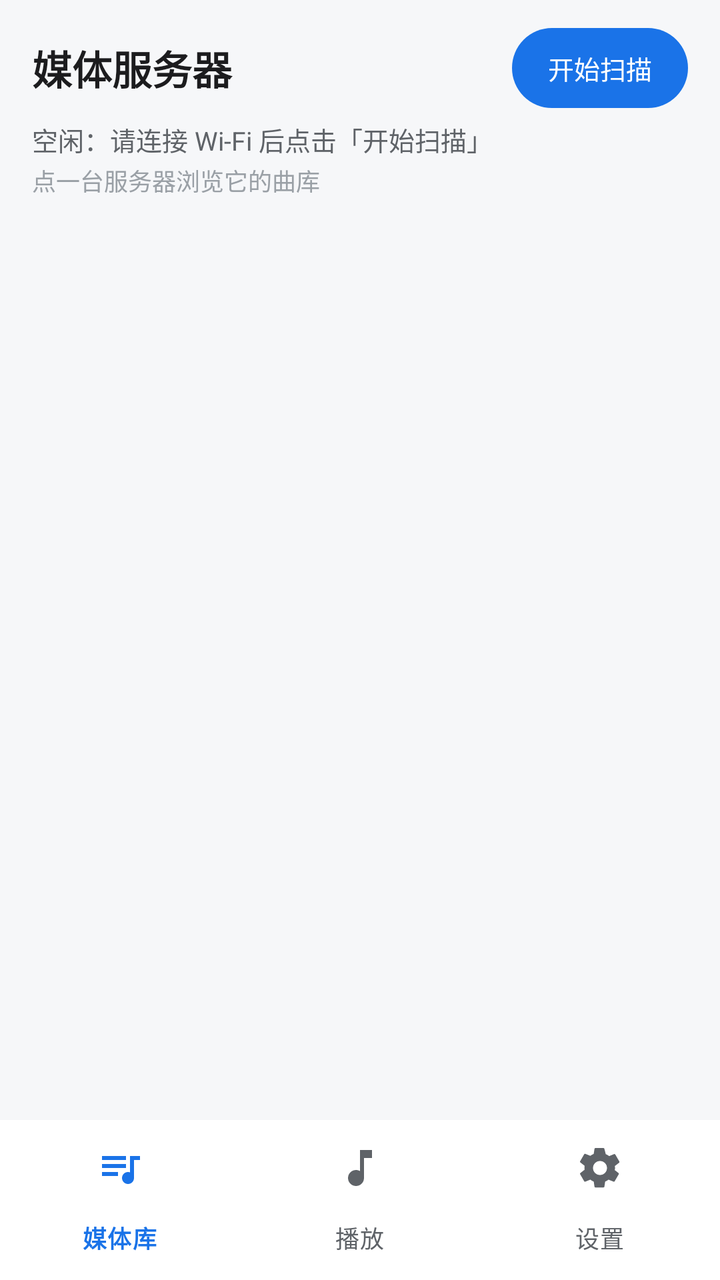
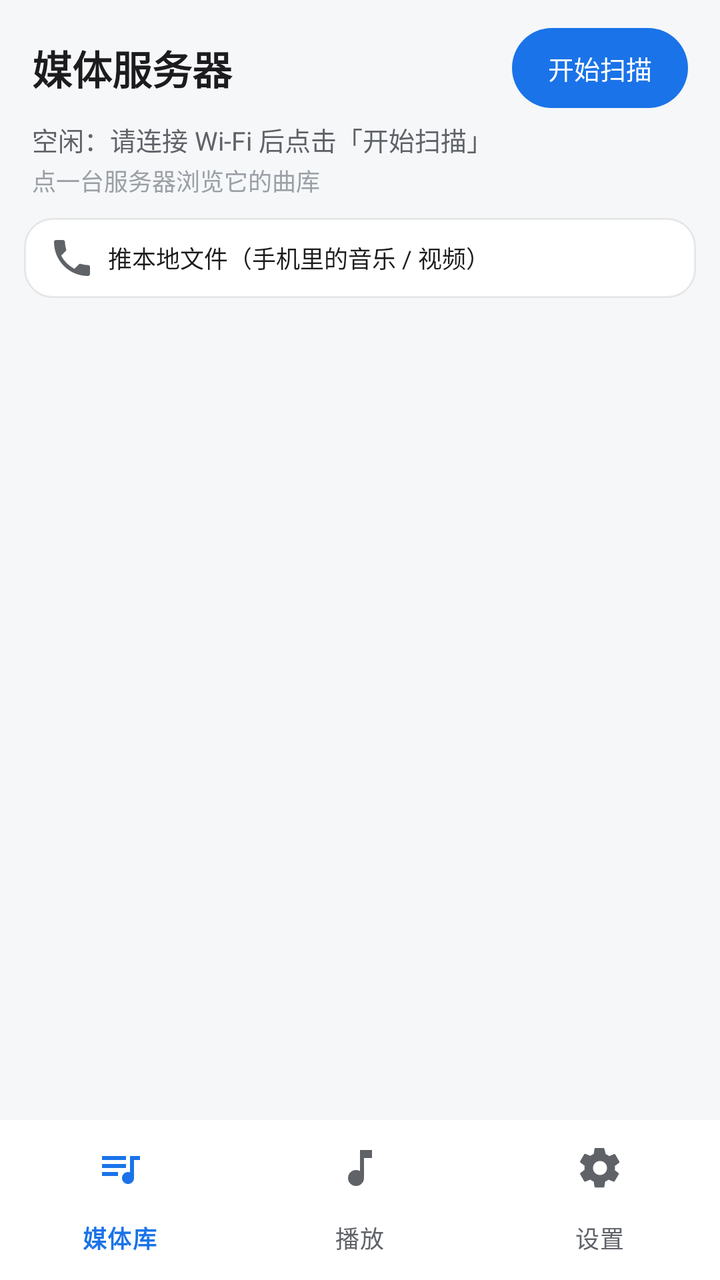

Compare the two renders of this Android layout. The source of the first and the diff that turns it into the second are given below.
<!-- AndroidManifest.xml: application theme Theme.MyUPNP -->
<!-- res/layout/activity_main.xml -->
<?xml version="1.0" encoding="utf-8"?>
<LinearLayout xmlns:android="http://schemas.android.com/apk/res/android"
    xmlns:app="http://schemas.android.com/apk/res-auto"
    xmlns:tools="http://schemas.android.com/tools"
    android:id="@+id/main"
    android:layout_width="match_parent"
    android:layout_height="match_parent"
    android:background="@color/window_bg"
    android:orientation="vertical"
    tools:context=".MainActivity">

    
    <FrameLayout
        android:id="@+id/contentHost"
        android:layout_width="match_parent"
        android:layout_height="0dp"
        android:layout_weight="1">

        
        <LinearLayout
            android:id="@+id/pageLibrary"
            android:layout_width="match_parent"
            android:layout_height="match_parent"
            android:orientation="vertical">

            
            <LinearLayout
                android:layout_width="match_parent"
                android:layout_height="wrap_content"
                android:layout_marginStart="16dp"
                android:layout_marginTop="14dp"
                android:layout_marginEnd="16dp"
                android:gravity="center_vertical"
                android:orientation="horizontal">

                <TextView
                    android:layout_width="0dp"
                    android:layout_height="wrap_content"
                    android:layout_weight="1"
                    android:text="@string/lib_title"
                    android:textColor="@color/text_primary"
                    android:textSize="20sp"
                    android:textStyle="bold" />

                <androidx.appcompat.widget.AppCompatButton
                    android:id="@+id/btnStart"
                    android:layout_width="wrap_content"
                    android:layout_height="40dp"
                    android:background="@drawable/bg_pill_primary"
                    android:minWidth="0dp"
                    android:paddingStart="18dp"
                    android:paddingEnd="18dp"
                    android:stateListAnimator="@null"
                    android:text="@string/btn_start"
                    android:textAllCaps="false"
                    android:textColor="@color/on_brand"
                    android:textSize="13sp" />

                <androidx.appcompat.widget.AppCompatButton
                    android:id="@+id/btnStop"
                    android:layout_width="wrap_content"
                    android:layout_height="40dp"
                    android:layout_marginStart="8dp"
                    android:background="@drawable/bg_pill_ghost"
                    android:minWidth="0dp"
                    android:paddingStart="18dp"
                    android:paddingEnd="18dp"
                    android:stateListAnimator="@null"
                    android:text="@string/btn_stop"
                    android:textAllCaps="false"
                    android:textColor="@color/text_primary"
                    android:textSize="13sp"
                    android:visibility="gone"
                    tools:visibility="visible" />
            </LinearLayout>

            
            <TextView
                android:id="@+id/tvStatus"
                android:layout_width="match_parent"
                android:layout_height="wrap_content"
                android:layout_marginHorizontal="16dp"
                android:layout_marginTop="6dp"
                android:text="@string/status_idle"
                android:textColor="@color/text_secondary"
                android:textSize="13sp" />

            <TextView
                android:layout_width="match_parent"
                android:layout_height="wrap_content"
                android:layout_marginHorizontal="16dp"
                android:layout_marginTop="2dp"
                android:text="@string/lib_subtitle"
                android:textColor="@color/text_faint"
                android:textSize="12sp" />

            
            <TextView
                android:id="@+id/tvQueueEntry"
                android:layout_width="match_parent"
                android:layout_height="wrap_content"
                android:layout_marginHorizontal="12dp"
                android:layout_marginTop="10dp"
                android:background="@drawable/bg_row_card"
                android:drawableStart="@drawable/ic_queue"
                android:drawablePadding="6dp"
                android:drawableTint="@color/text_secondary"
                android:gravity="center_vertical"
                android:paddingHorizontal="12dp"
                android:paddingVertical="8dp"
                android:text="播放队列"
                android:textColor="@color/text_primary"
                android:textSize="12sp"
                android:visibility="gone"
                tools:visibility="gone" />

            
            <TextView
                android:id="@+id/tvRecentEntry"
                android:layout_width="match_parent"
                android:layout_height="wrap_content"
                android:layout_marginHorizontal="12dp"
                android:layout_marginTop="8dp"
                android:background="@drawable/bg_row_card"
                android:drawableStart="@drawable/ic_history"
                android:drawablePadding="6dp"
                android:drawableTint="@color/text_secondary"
                android:gravity="center_vertical"
                android:paddingHorizontal="12dp"
                android:paddingVertical="8dp"
                android:text="最近播放"
                android:textColor="@color/text_primary"
                android:textSize="12sp"
                android:visibility="gone"
                tools:visibility="gone" />

            
            <FrameLayout
                android:layout_width="match_parent"
                android:layout_height="0dp"
                android:layout_marginHorizontal="12dp"
                android:layout_marginTop="6dp"
                android:layout_weight="1">

                <ListView
                    android:id="@+id/listLibrary"
                    android:layout_width="match_parent"
                    android:layout_height="match_parent"
                    android:clipToPadding="false"
                    android:divider="@null"
                    android:dividerHeight="0dp"
                    android:paddingBottom="8dp" />

                <TextView
                    android:id="@+id/tvLibEmpty"
                    android:layout_width="wrap_content"
                    android:layout_height="wrap_content"
                    android:layout_gravity="center"
                    android:gravity="center"
                    android:lineSpacingExtra="4dp"
                    android:text="@string/lib_empty"
                    android:textColor="@color/text_faint"
                    android:textSize="14sp"
                    android:visibility="gone"
                    tools:visibility="visible" />
            </FrameLayout>
        </LinearLayout>

        
        <FrameLayout
            android:id="@+id/pagePlay"
            android:layout_width="match_parent"
            android:layout_height="match_parent"
            android:visibility="gone"
            tools:visibility="visible">

            
            <ImageView
                android:id="@+id/imgGlow"
                android:layout_width="match_parent"
                android:layout_height="match_parent"
                android:alpha="0.16"
                android:contentDescription="@null"
                android:scaleType="centerCrop"
                android:visibility="gone"
                tools:visibility="gone" />

            
            <LinearLayout
                android:id="@+id/nowPlayingBar"
                android:layout_width="match_parent"
                android:layout_height="match_parent"
                android:gravity="center_horizontal"
                android:orientation="vertical"
                android:paddingHorizontal="28dp"
                android:visibility="gone"
                tools:visibility="visible">

                <ImageView
                    android:id="@+id/imgNowArt"
                    android:layout_width="240dp"
                    android:layout_height="240dp"
                    android:layout_marginTop="20dp"
                    android:background="@drawable/bg_art_round"
                    android:clipToOutline="true"
                    android:contentDescription="专辑封面"
                    android:outlineProvider="background"
                    android:scaleType="centerCrop"
                    android:visibility="gone"
                    tools:visibility="visible" />

                <TextView
                    android:id="@+id/tvNowTitle"
                    android:layout_width="match_parent"
                    android:layout_height="wrap_content"
                    android:layout_marginTop="18dp"
                    android:ellipsize="marquee"
                    android:gravity="center"
                    android:maxLines="1"
                    android:text="@string/now_playing_hint"
                    android:textColor="@color/text_primary"
                    android:textSize="20sp"
                    android:textStyle="bold" />

                <TextView
                    android:id="@+id/tvNowMeta"
                    android:layout_width="match_parent"
                    android:layout_height="wrap_content"
                    android:layout_marginTop="4dp"
                    android:ellipsize="end"
                    android:gravity="center"
                    android:maxLines="1"
                    android:textColor="@color/text_secondary"
                    android:textSize="14sp"
                    android:visibility="gone"
                    tools:visibility="visible" />

                <TextView
                    android:id="@+id/tvNowDevice"
                    android:layout_width="wrap_content"
                    android:layout_height="wrap_content"
                    android:layout_marginTop="2dp"
                    android:textColor="@color/text_faint"
                    android:textSize="12sp" />

                
                <LinearLayout
                    android:layout_width="match_parent"
                    android:layout_height="wrap_content"
                    android:layout_marginTop="10dp"
                    android:gravity="center_vertical"
                    android:orientation="horizontal">

                    <TextView
                        android:id="@+id/tvNowTime"
                        android:layout_width="wrap_content"
                        android:layout_height="wrap_content"
                        android:minWidth="38dp"
                        android:gravity="center"
                        android:text="0:00"
                        android:textColor="@color/text_secondary"
                        android:textSize="12sp" />

                    <SeekBar
                        android:id="@+id/seekNow"
                        android:layout_width="0dp"
                        android:layout_height="wrap_content"
                        android:layout_weight="1"
                        android:max="1000"
                        android:progressTint="@color/brand"
                        android:thumbTint="@color/brand" />

                    <TextView
                        android:id="@+id/tvNowDuration"
                        android:layout_width="wrap_content"
                        android:layout_height="wrap_content"
                        android:minWidth="38dp"
                        android:gravity="center"
                        android:text="0:00"
                        android:textColor="@color/text_secondary"
                        android:textSize="12sp" />
                </LinearLayout>

                
                <LinearLayout
                    android:id="@+id/volRow"
                    android:layout_width="match_parent"
                    android:layout_height="wrap_content"
                    android:layout_marginTop="2dp"
                    android:gravity="center_vertical"
                    android:orientation="horizontal"
                    android:visibility="gone"
                    tools:visibility="visible">

                    <ImageView
                        android:layout_width="18dp"
                        android:layout_height="18dp"
                        android:contentDescription="@null"
                        android:src="@drawable/ic_vol_down"
                        android:tint="@color/text_secondary" />

                    <SeekBar
                        android:id="@+id/seekVol"
                        android:layout_width="0dp"
                        android:layout_height="wrap_content"
                        android:layout_marginHorizontal="4dp"
                        android:layout_weight="1"
                        android:max="100"
                        android:progressTint="@color/brand"
                        android:thumbTint="@color/brand" />

                    <TextView
                        android:id="@+id/tvNowVolume"
                        android:layout_width="wrap_content"
                        android:layout_height="wrap_content"
                        android:gravity="center_vertical"
                        android:minWidth="26dp"
                        android:text="--"
                        android:textColor="@color/text_secondary"
                        android:textSize="12sp" />
                </LinearLayout>

                
                <LinearLayout
                    android:layout_width="match_parent"
                    android:layout_height="wrap_content"
                    android:layout_marginTop="6dp"
                    android:gravity="center_vertical"
                    android:orientation="horizontal">

                    <Space
                        android:layout_width="0dp"
                        android:layout_height="1dp"
                        android:layout_weight="1" />

                    <ImageButton
                        android:id="@+id/btnNowPrev"
                        android:layout_width="48dp"
                        android:layout_height="48dp"
                        android:background="?android:attr/selectableItemBackgroundBorderless"
                        android:contentDescription="上一首"
                        android:src="@drawable/ic_prev"
                        android:tint="@color/text_primary" />

                    <ImageButton
                        android:id="@+id/btnNowPlayPause"
                        android:layout_width="64dp"
                        android:layout_height="64dp"
                        android:layout_marginHorizontal="16dp"
                        android:background="@drawable/bg_circle_brand"
                        android:contentDescription="播放/暂停"
                        android:src="@drawable/ic_play"
                        android:tint="@color/on_brand" />

                    <ImageButton
                        android:id="@+id/btnNowNext"
                        android:layout_width="48dp"
                        android:layout_height="48dp"
                        android:background="?android:attr/selectableItemBackgroundBorderless"
                        android:contentDescription="下一首"
                        android:src="@drawable/ic_next"
                        android:tint="@color/text_primary" />

                    <Space
                        android:layout_width="0dp"
                        android:layout_height="1dp"
                        android:layout_weight="1" />
                </LinearLayout>

                
                <LinearLayout
                    android:layout_width="wrap_content"
                    android:layout_height="wrap_content"
                    android:layout_marginTop="6dp"
                    android:gravity="center_vertical"
                    android:orientation="horizontal">

                    <TextView
                        android:id="@+id/tvNowQueue"
                        android:layout_width="wrap_content"
                        android:layout_height="wrap_content"
                        android:background="@drawable/bg_pill_ghost"
                        android:paddingHorizontal="14dp"
                        android:paddingVertical="6dp"
                        android:text="队列(0)"
                        android:textColor="@color/text_primary"
                        android:textSize="13sp" />

                    <ImageButton
                        android:id="@+id/btnNowStop"
                        android:layout_width="44dp"
                        android:layout_height="44dp"
                        android:layout_marginStart="8dp"
                        android:background="?android:attr/selectableItemBackgroundBorderless"
                        android:contentDescription="停止"
                        android:src="@drawable/ic_stop"
                        android:tint="@color/text_secondary" />
                </LinearLayout>

                <Space
                    android:layout_width="1dp"
                    android:layout_height="0dp"
                    android:layout_weight="1" />
            </LinearLayout>

            
            <TextView
                android:id="@+id/tvPlayEmpty"
                android:layout_width="wrap_content"
                android:layout_height="wrap_content"
                android:layout_gravity="center"
                android:gravity="center"
                android:lineSpacingExtra="4dp"
                android:text="@string/play_page_empty"
                android:textColor="@color/text_faint"
                android:textSize="14sp"
                android:visibility="gone"
                tools:visibility="visible" />
        </FrameLayout>

        
        <LinearLayout
            android:id="@+id/pageSettings"
            android:layout_width="match_parent"
            android:layout_height="match_parent"
            android:orientation="vertical"
            android:visibility="gone"
            tools:visibility="gone">

            <TextView
                android:layout_width="match_parent"
                android:layout_height="wrap_content"
                android:layout_marginStart="16dp"
                android:layout_marginTop="16dp"
                android:layout_marginEnd="16dp"
                android:text="设置"
                android:textColor="@color/text_primary"
                android:textSize="20sp"
                android:textStyle="bold" />

            <LinearLayout
                android:layout_width="match_parent"
                android:layout_height="wrap_content"
                android:layout_marginHorizontal="12dp"
                android:layout_marginTop="14dp"
                android:background="@drawable/bg_row_card"
                android:orientation="vertical"
                android:paddingHorizontal="16dp"
                android:paddingVertical="14dp">

                <TextView
                    android:layout_width="wrap_content"
                    android:layout_height="wrap_content"
                    android:text="后续会在这里提供："
                    android:textColor="@color/text_secondary"
                    android:textSize="13sp" />

                <TextView
                    android:layout_width="wrap_content"
                    android:layout_height="wrap_content"
                    android:layout_marginTop="6dp"
                    android:text="· 去广告（NO_ADS）\n· 服务器助手（建目录 / 整理）\n· 设备管理（收藏的服务器可长按管理）"
                    android:lineSpacingExtra="4dp"
                    android:textColor="@color/text_primary"
                    android:textSize="14sp" />
            </LinearLayout>

            <TextView
                android:layout_width="match_parent"
                android:layout_height="wrap_content"
                android:layout_marginHorizontal="16dp"
                android:layout_marginTop="18dp"
                android:text="提示：在「媒体库」长按一台服务器，可以收藏置顶 / 重命名。"
                android:textColor="@color/text_faint"
                android:textSize="12sp" />
        </LinearLayout>
    </FrameLayout>

    
    <LinearLayout
        android:id="@+id/miniNowBar"
        android:layout_width="match_parent"
        android:layout_height="wrap_content"
        android:layout_marginHorizontal="10dp"
        android:layout_marginTop="2dp"
        android:layout_marginBottom="2dp"
        android:background="@drawable/bg_row_card"
        android:gravity="center_vertical"
        android:orientation="horizontal"
        android:paddingHorizontal="10dp"
        android:paddingVertical="6dp"
        android:visibility="gone"
        tools:visibility="visible">

        <ImageView
            android:id="@+id/miniArt"
            android:layout_width="42dp"
            android:layout_height="42dp"
            android:background="@drawable/bg_art_round"
            android:clipToOutline="true"
            android:contentDescription="专辑封面"
            android:outlineProvider="background"
            android:scaleType="centerCrop"
            android:visibility="gone"
            tools:visibility="visible" />

        <LinearLayout
            android:layout_width="0dp"
            android:layout_height="wrap_content"
            android:layout_marginStart="10dp"
            android:layout_weight="1"
            android:orientation="vertical">

            <TextView
                android:id="@+id/miniTitle"
                android:layout_width="match_parent"
                android:layout_height="wrap_content"
                android:ellipsize="end"
                android:maxLines="1"
                android:textColor="@color/text_primary"
                android:textSize="14sp"
                android:textStyle="bold" />

            <TextView
                android:id="@+id/miniMeta"
                android:layout_width="match_parent"
                android:layout_height="wrap_content"
                android:ellipsize="end"
                android:maxLines="1"
                android:textColor="@color/text_secondary"
                android:textSize="11sp" />
        </LinearLayout>

        <ImageButton
            android:id="@+id/btnMiniPlay"
            android:layout_width="44dp"
            android:layout_height="44dp"
            android:background="?android:attr/selectableItemBackgroundBorderless"
            android:contentDescription="播放/暂停"
            android:src="@drawable/ic_play"
            android:tint="@color/text_primary" />

        <ImageButton
            android:id="@+id/btnMiniNext"
            android:layout_width="44dp"
            android:layout_height="44dp"
            android:background="?android:attr/selectableItemBackgroundBorderless"
            android:contentDescription="下一首"
            android:src="@drawable/ic_next"
            android:tint="@color/text_primary" />
    </LinearLayout>

    
    <com.google.android.material.bottomnavigation.BottomNavigationView
        android:id="@+id/bottomNav"
        android:layout_width="match_parent"
        android:layout_height="wrap_content"
        android:background="@color/card_bg"
        app:itemIconTint="@color/nav_item_color"
        app:itemTextColor="@color/nav_item_color"
        app:labelVisibilityMode="labeled"
        app:menu="@menu/bottom_nav_menu" />
</LinearLayout>
<!-- resources referenced by this layout -->
<resources>
  <color name="brand">#FF1A73E8</color>
  <color name="card_bg">#FFFFFFFF</color>
  <color name="on_brand">#FFFFFFFF</color>
  <color name="text_faint">#FF9AA0A6</color>
  <color name="text_primary">#FF1C1C1E</color>
  <color name="text_secondary">#FF5F6368</color>
  <color name="window_bg">#FFF6F7F9</color>
  <!-- drawable bg_art_round (drawable) -->
  <?xml version="1.0" encoding="utf-8"?>
  <shape xmlns:android="http://schemas.android.com/apk/res/android"
      android:shape="rectangle">
      <solid android:color="@color/now_bar_button_disabled" />
      <corners android:radius="12dp" />
  </shape>
  <!-- drawable bg_circle_brand (drawable) -->
  <?xml version="1.0" encoding="utf-8"?>
  <shape xmlns:android="http://schemas.android.com/apk/res/android"
      android:shape="oval">
      <solid android:color="@color/brand" />
  </shape>
  <!-- drawable bg_pill_ghost (drawable) -->
  <?xml version="1.0" encoding="utf-8"?>
  <shape xmlns:android="http://schemas.android.com/apk/res/android"
      android:shape="rectangle">
      <solid android:color="@android:color/transparent" />
      <stroke
          android:width="1.5dp"
          android:color="@color/text_secondary" />
      <corners android:radius="22dp" />
  </shape>
  <!-- drawable bg_pill_primary (drawable) -->
  <?xml version="1.0" encoding="utf-8"?>
  <shape xmlns:android="http://schemas.android.com/apk/res/android"
      android:shape="rectangle">
      <solid android:color="@color/brand" />
      <corners android:radius="22dp" />
  </shape>
  <!-- drawable bg_row_card (drawable) -->
  <?xml version="1.0" encoding="utf-8"?>
  <shape xmlns:android="http://schemas.android.com/apk/res/android"
      android:shape="rectangle">
      <solid android:color="@color/card_bg" />
      <stroke
          android:width="1dp"
          android:color="@color/divider" />
      <corners android:radius="14dp" />
  </shape>
  <!-- drawable ic_play (drawable) -->
  <?xml version="1.0" encoding="utf-8"?>
  <vector xmlns:android="http://schemas.android.com/apk/res/android"
      android:width="24dp"
      android:height="24dp"
      android:viewportWidth="24"
      android:viewportHeight="24">
      
      <path
          android:fillColor="#FF000000"
          android:pathData="M8,5v14l11,-7z" />
  </vector>
  <!-- drawable ic_stop (drawable) -->
  <?xml version="1.0" encoding="utf-8"?>
  <vector xmlns:android="http://schemas.android.com/apk/res/android"
      android:width="24dp"
      android:height="24dp"
      android:viewportWidth="24"
      android:viewportHeight="24">
      
      <path
          android:fillColor="#FF000000"
          android:pathData="M6,6h12v12H6z" />
  </vector>
  <string name="btn_start">开始扫描</string>
  <string name="btn_stop">停止</string>
  <string name="lib_empty">还没发现媒体服务器\n请先在「设备」页点「开始扫描」，然后回到这里</string>
  <string name="lib_subtitle">点一台服务器浏览它的曲库</string>
  <string name="lib_title">媒体服务器</string>
  <string name="now_playing_hint">未在播放 — 点歌后可在此控制</string>
  <string name="play_page_empty">还没有正在播放的歌曲\n从「媒体库」或「设备」里挑一首推过来吧</string>
  <string name="status_idle">空闲：请连接 Wi-Fi 后点击「开始扫描」</string>
  <style name="Theme.MyUPNP" parent="Base.Theme.MyUPNP" />
  <color name="now_bar_button_disabled">#FF9AA0A6</color>
  <color name="divider">#14000000</color>
  <!-- unchanged entries left out for length: 6 -->
</resources>

<!-- the commit's change to res/layout/activity_main.xml (unified diff, before → after) -->
@@ -92,6 +92,24 @@
                 android:layout_marginTop="2dp"
                 android:text="@string/lib_subtitle"
                 android:textColor="@color/text_faint"
+                android:textSize="12sp" />
+
+            
+            <TextView
+                android:id="@+id/tvLocalPush"
+                android:layout_width="match_parent"
+                android:layout_height="wrap_content"
+                android:layout_marginHorizontal="12dp"
+                android:layout_marginTop="10dp"
+                android:background="@drawable/bg_row_card"
+                android:drawableStart="@drawable/ic_local"
+                android:drawablePadding="6dp"
+                android:drawableTint="@color/text_secondary"
+                android:gravity="center_vertical"
+                android:paddingHorizontal="12dp"
+                android:paddingVertical="8dp"
+                android:text="推本地文件（手机里的音乐 / 视频）"
+                android:textColor="@color/text_primary"
                 android:textSize="12sp" />
 
             
<!-- resource entries referenced after the edit -->
@@ -47,6 +47,18 @@
           android:color="@color/divider" />
       <corners android:radius="14dp" />
   </shape>
+  <!-- drawable ic_local (drawable) -->
+  <?xml version="1.0" encoding="utf-8"?>
+  <vector xmlns:android="http://schemas.android.com/apk/res/android"
+      android:width="24dp"
+      android:height="24dp"
+      android:viewportWidth="24"
+      android:viewportHeight="24">
+      
+      <path
+          android:fillColor="#FF000000"
+          android:pathData="M6.62,10.79c1.44,2.83 3.76,5.14 6.59,6.59l2.2,-2.2c0.27,-0.27 0.67,-0.36 1.02,-0.24 1.12,0.37 2.33,0.57 3.57,0.57 0.55,0 1,0.45 1,1V20c0,0.55 -0.45,1 -1,1 -9.39,0 -17,-7.61 -17,-17 0,-0.55 0.45,-1 1,-1h3.5c0.55,0 1,0.45 1,1 0,1.25 0.2,2.45 0.57,3.57 0.11,0.35 0.03,0.74 -0.25,1.02l-2.2,2.2z" />
+  </vector>
   <!-- drawable ic_play (drawable) -->
   <?xml version="1.0" encoding="utf-8"?>
   <vector xmlns:android="http://schemas.android.com/apk/res/android"
